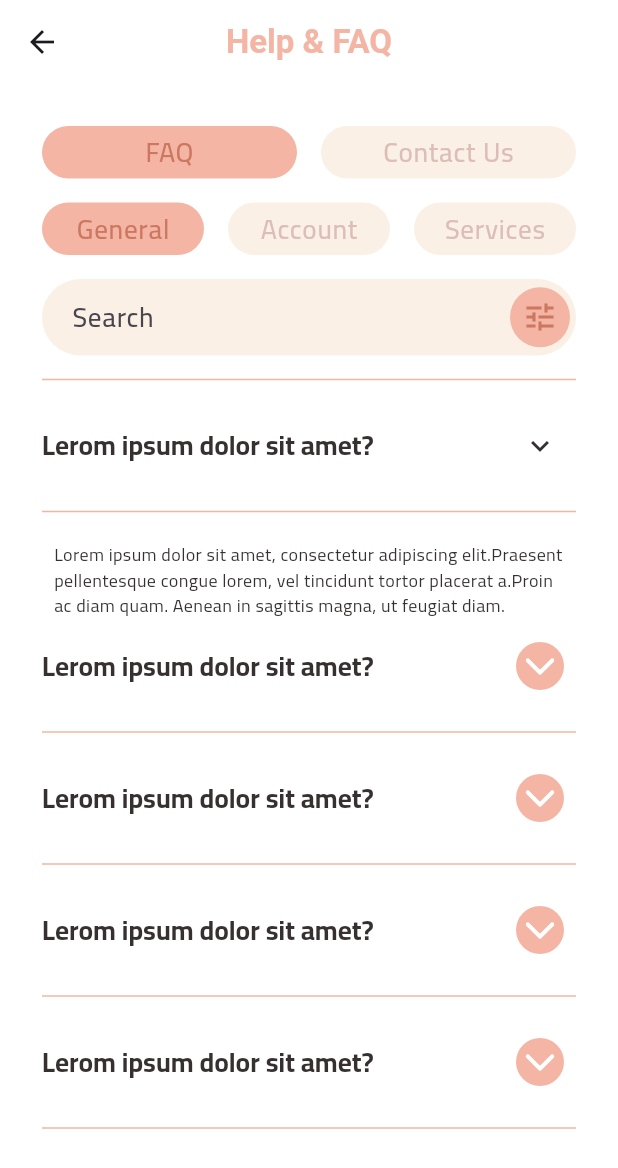
After one commit to khaledgomah/customer-support-module, a Flutter app: the HelpFaqView screen opened by its route, after a tap on the "arrow forward ios" icon, on a phone screen of 412 x 824 dp. The commit adds this screen. Shown: the top 1168 px of the screen. Run offline on Flutter 3.47's test engine with Material 3 defaults, Android fonts, the phone set to English and light mode, and no system bars; our stand-ins replace get.

Commit message:
finish FAQ section

```diff
--- a/lib/core/constants/app_colors.dart
+++ b/lib/core/constants/app_colors.dart
@@ -7,4 +7,5 @@ class AppColors {
   static const Color brownRosy =  Color(0xFFdcbeb6);
   static const Color orangeDark =  Color(0xFF4b4544);
   static const Color beige =  Color(0xFFfaf0e6);
+  static const Color terracotta =  Color(0xFFcc7861);
 }
--- a/lib/core/constants/app_strings.dart
+++ b/lib/core/constants/app_strings.dart
@@ -5,10 +5,16 @@ class AppStrings {
   static const String customServiceWelcome = "Hello! I'm Here to Assist you";
   static const String lorem =
       "Lorem ipsum dolor sit amet, consectetur adipiscing elit.Praesent pellentesque congue lorem, vel tincidunt tortor placerat a.Proin ac diam quam. Aenean in sagittis magna, ut feugiat diam.";
+  static const String loremShort = 'Lerom ipsum dolor sit amet?';
   static const String contactUsTitle = 'Contact Us';
   static const String chatTitle = 'Chat with Support';
   static const String offerHelp = 'How can we help you?';
   static const String helpCenter = 'Help Center';
   static const String support = 'Support';
   static const String generalInformation = 'General Information';
+  static const String faq = 'FAQ';
+  static const String general = 'General';
+  static const String account = 'Account';
+  static const String services = 'Services';
+  static const String resetPassword = 'How do I reset my password?';
 }
--- a/lib/core/constants/app_theme.dart
+++ b/lib/core/constants/app_theme.dart
@@ -1,11 +1,13 @@
 import 'package:customer_support_module/core/constants/app_colors.dart';
 import 'package:customer_support_module/core/constants/app_fonts.dart';
+import 'package:customer_support_module/core/constants/app_values.dart';
 import 'package:flutter/material.dart';
 
 class AppTheme {
   static ThemeData lightTheme = ThemeData(
     //divider
     dividerTheme: const DividerThemeData(color: AppColors.salmon, space: 32),
+    dividerColor: AppColors.salmon,
 
     //scaffold
     scaffoldBackgroundColor: AppColors.white,
@@ -55,8 +57,9 @@ class AppTheme {
         backgroundColor: AppColors.beige,
         foregroundColor: AppColors.brownRosy,
         textStyle: const TextStyle(fontSize: FontSize.s16),
-        padding: const EdgeInsets.symmetric(horizontal: 24, vertical: 12),
-        shape: RoundedRectangleBorder(borderRadius: BorderRadius.circular(8)),
+        shape: RoundedRectangleBorder(
+          borderRadius: BorderRadius.circular(AppSize.s32),
+        ),
       ),
     ),
 
--- a/lib/core/constants/app_values.dart
+++ b/lib/core/constants/app_values.dart
@@ -8,6 +8,7 @@ class AppMargin {
 }
 
 class AppPadding {
+  static const double p4 = 4.0;
   static const double p8 = 8.0;
   static const double p12 = 12.0;
   static const double p14 = 14.0;
@@ -32,4 +33,6 @@ class AppSize {
   static const double s44 = 44.0;
   static const double s60 = 60.0;
   static const double s100 = 100.0;
+
+  static const double s32 = 32.0;
 }
--- /dev/null
+++ b/lib/core/widgets/custom_button.dart
@@ -0,0 +1,44 @@
+import 'package:customer_support_module/core/constants/app_colors.dart';
+import 'package:customer_support_module/core/constants/app_values.dart';
+import 'package:flutter/material.dart';
+
+class CustomButton extends StatelessWidget {
+  final VoidCallback? onPressed;
+  final bool isSelected;
+  final String title;
+
+  const CustomButton({
+    super.key,
+    this.onPressed,
+    this.isSelected = false,
+    required this.title,
+  });
+
+  @override
+  Widget build(BuildContext context) {
+    return Container(
+      padding: EdgeInsets.symmetric(
+        horizontal: AppPadding.p16,
+        vertical: AppPadding.p4,
+      ),
+      decoration: BoxDecoration(
+        color: isSelected ? AppColors.salmon : AppColors.beige,
+        borderRadius: BorderRadius.circular(AppSize.s32),
+      ),
+      child: InkWell(
+        onTap: onPressed,
+        child: Row(
+          mainAxisAlignment: MainAxisAlignment.center,
+          children: [
+            Text(
+              title,
+              style: Theme.of(context).textTheme.bodyLarge?.copyWith(
+                color: isSelected ? AppColors.terracotta : AppColors.brownRosy,
+              ),
+            ),
+          ],
+        ),
+      ),
+    );
+  }
+}
--- /dev/null
+++ b/lib/core/widgets/faq_section.dart
@@ -0,0 +1,72 @@
+import 'package:customer_support_module/core/constants/app_strings.dart';
+import 'package:customer_support_module/core/constants/app_values.dart';
+import 'package:customer_support_module/core/widgets/custom_button.dart';
+import 'package:customer_support_module/core/widgets/faq_widget.dart';
+import 'package:customer_support_module/core/widgets/search_bar_widget.dart';
+import 'package:customer_support_module/data/models/faq.dart';
+import 'package:customer_support_module/modules/customer_support/controller/help_faq_controller.dart';
+import 'package:flutter/material.dart';
+import 'package:get/get.dart';
+
+class FAQSection extends StatelessWidget {
+  const FAQSection({super.key});
+
+  @override
+  Widget build(BuildContext context) {
+    return Expanded(
+      child: GetX<HelpFaqController>(
+        builder: (HelpFaqController controller) {
+          final faqs = controller.filteredFaqs;
+          return SingleChildScrollView(
+            child: Column(
+              children: [
+                Row(
+                  children: [
+                    Expanded(
+                      child: CustomButton(
+                        isSelected:
+                            controller.selectedCategory == FAQCategory.general,
+                        title: AppStrings.general,
+                        onPressed: () {
+                          controller.viewGeneral();
+                        },
+                      ),
+                    ),
+                    SizedBox(width: AppSize.s16),
+                    Expanded(
+                      child: CustomButton(
+                        isSelected:
+                            controller.selectedCategory == FAQCategory.account,
+                        title: AppStrings.account,
+                        onPressed: () {
+                          controller.viewAccount();
+                        },
+                      ),
+                    ),
+                    SizedBox(width: AppSize.s16),
+                    Expanded(
+                      child: CustomButton(
+                        onPressed: () {
+                          controller.viewServices();
+                        },
+                        isSelected:
+                            controller.selectedCategory == FAQCategory.services,
+                        title: AppStrings.services,
+                      ),
+                    ),
+                  ],
+                ),
+                SizedBox(height: AppSize.s16),
+                SearchBarWidget(onChanged: controller.onSearchChanged),
+                if (faqs.isNotEmpty) const Divider(),
+                for (int i = 0; i < faqs.length; i++) ...[
+                  FAQWidget(faq: faqs[i]),
+                ],
+              ],
+            ),
+          );
+        },
+      ),
+    );
+  }
+}
--- /dev/null
+++ b/lib/core/widgets/faq_widget.dart
@@ -0,0 +1,84 @@
+import 'package:customer_support_module/core/constants/app_colors.dart';
+import 'package:customer_support_module/core/constants/app_values.dart';
+import 'package:customer_support_module/core/widgets/custom_go_forward_button.dart';
+import 'package:flutter/material.dart';
+import 'package:get/get.dart';
+import '../../../data/models/faq.dart';
+
+class FAQWidget extends StatelessWidget {
+  final FAQ faq;
+  FAQWidget({super.key, required this.faq});
+
+  final RxBool _isExpanded = false.obs;
+
+  @override
+  Widget build(BuildContext context) {
+    return Obx(() {
+      return Column(
+        crossAxisAlignment: CrossAxisAlignment.start,
+        children: [
+          ListTile(
+            onTap: () => _isExpanded.toggle(),
+            contentPadding: EdgeInsets.zero,
+            title: Text(
+              faq.question,
+              style: Theme.of(context).textTheme.titleLarge,
+            ),
+            trailing:
+                _isExpanded.value
+                    ? IconButton(
+                      icon: Icon(
+                        Icons.expand_more_outlined,
+                        color: AppColors.black,
+                      ),
+                      onPressed: () => _isExpanded.toggle(),
+                    )
+                    : RotatedBox(
+                      quarterTurns: 1,
+                      child: CustomGoForwardButton(
+                        onPressed: () => _isExpanded.toggle(),
+                      ),
+                    ),
+          ),
+          const Divider(),
+          AnimatedSize(
+            duration: const Duration(milliseconds: 300),
+            curve: Curves.easeInOut,
+            child:
+                _isExpanded.value
+                    ? TweenAnimationBuilder<Offset>(
+                      duration: const Duration(milliseconds: 300),
+                      tween: Tween(
+                        begin: const Offset(0, -0.1),
+                        end: Offset.zero,
+                      ),
+                      curve: Curves.easeOut,
+                      builder: (context, offset, child) {
+                        return Transform.translate(
+                          offset: offset,
+                          child: child,
+                        );
+                      },
+                      child: Padding(
+                        padding: EdgeInsets.symmetric(
+                          horizontal: AppPadding.p8,
+                          vertical: AppPadding.p4,
+                        ),
+                        child: Column(
+                          children: [
+                            Text(
+                              faq.answer,
+                              style: Theme.of(context).textTheme.bodyMedium,
+                              textAlign: TextAlign.start,
+                            ),
+                          ],
+                        ),
+                      ),
+                    )
+                    : const SizedBox.shrink(),
+          ),
+        ],
+      );
+    });
+  }
+}
--- /dev/null
+++ b/lib/core/widgets/search_bar_widget.dart
@@ -0,0 +1,36 @@
+import 'package:customer_support_module/core/constants/app_colors.dart';
+import 'package:customer_support_module/core/constants/app_values.dart';
+import 'package:flutter/material.dart';
+
+class SearchBarWidget extends StatelessWidget {
+  final Function(String) onChanged;
+
+  const SearchBarWidget({super.key, required this.onChanged});
+
+  @override
+  Widget build(BuildContext context) {
+    return TextField(
+      onChanged: onChanged,
+      decoration: InputDecoration(
+        hintText: 'Search',
+        suffixIcon: Padding(
+          padding: const EdgeInsets.all(AppSize.s4),
+          child: CircleAvatar(
+            backgroundColor: AppColors.salmon,
+            child: Icon(Icons.tune, color: AppColors.terracotta),
+          ),
+        ),
+        contentPadding: const EdgeInsets.symmetric(
+          vertical: 12,
+          horizontal: 16,
+        ),
+        filled: true,
+        fillColor: AppColors.beige,
+        border: OutlineInputBorder(
+          borderRadius: BorderRadius.circular(AppSize.s32),
+          borderSide: BorderSide.none,
+        ),
+      ),
+    );
+  }
+}
--- /dev/null
+++ b/lib/data/models/faq.dart
@@ -0,0 +1,14 @@
+enum FAQCategory { general, account, services }
+
+
+class FAQ {
+  final String question;
+  final String answer;
+  final FAQCategory category;
+
+  FAQ({
+    required this.question,
+    required this.answer,
+    required this.category,
+  });
+}
--- /dev/null
+++ b/lib/modules/customer_support/bindings/customer_service_binding.dart
@@ -0,0 +1,15 @@
+// lib/modules/customer_service/bindings/customer_service_binding.dart
+
+import 'package:get/get.dart';
+
+class CustomerServiceBinding extends Bindings {
+  @override
+  void dependencies() {
+    // Get.lazyPut<CustomerServiceApi>(() => CustomerServiceApi());
+
+    // then inject controller and pass the service
+    // Get.lazyPut<CustomerServiceController>(
+    // () => CustomerServiceController(Get.find<CustomerServiceApi>()),
+    // );
+  }
+}
--- /dev/null
+++ b/lib/modules/customer_support/bindings/help_faq_binding.dart
@@ -0,0 +1,9 @@
+import 'package:customer_support_module/modules/customer_support/controller/help_faq_controller.dart';
+import 'package:get/get.dart';
+
+class HelpFaqBinding extends Bindings {
+  @override
+  void dependencies() {
+    Get.lazyPut<HelpFaqController>(() => HelpFaqController());
+  }
+}
--- /dev/null
+++ b/lib/modules/customer_support/controller/help_faq_controller.dart
@@ -0,0 +1,76 @@
+import 'package:customer_support_module/core/constants/app_strings.dart';
+import 'package:customer_support_module/data/models/faq.dart';
+import 'package:get/get.dart';
+
+class HelpFaqController extends GetxController {
+  final _searchQuery = ''.obs;
+  final _selectedCategory = FAQCategory.general.obs;
+  final _isFaqSelected = true.obs;
+  // Sample FAQs
+  final faqs =
+      <FAQ>[
+        FAQ(
+          question: AppStrings.resetPassword,
+          answer: AppStrings.lorem,
+          category: FAQCategory.account,
+        ),
+        FAQ(
+          question: AppStrings.loremShort,
+          answer: AppStrings.lorem,
+          category: FAQCategory.account,
+        ),
+        FAQ(
+          question: AppStrings.loremShort,
+          answer: AppStrings.lorem,
+          category: FAQCategory.general,
+        ),
+        FAQ(
+          question: AppStrings.loremShort,
+          answer: AppStrings.lorem,
+          category: FAQCategory.general,
+        ),
+        FAQ(
+          question: AppStrings.loremShort,
+          answer: AppStrings.lorem,
+          category: FAQCategory.general,
+        ),
+        FAQ(
+          question: AppStrings.loremShort,
+          answer: AppStrings.lorem,
+          category: FAQCategory.general,
+        ),
+        FAQ(
+          question: AppStrings.loremShort,
+          answer: AppStrings.lorem,
+          category: FAQCategory.general,
+        ),
+      ].obs;
+
+  void viewFAQ() => _isFaqSelected.value = true;
+
+  void viewContactUs() => _isFaqSelected.value = false;
+
+  bool get isFaqSelected => _isFaqSelected.value;
+
+  void viewGeneral() => _selectedCategory.value = FAQCategory.general;
+
+  void viewServices() => _selectedCategory.value = FAQCategory.services;
+
+  void viewAccount() => _selectedCategory.value = FAQCategory.account;
+
+  FAQCategory get selectedCategory => _selectedCategory.value;
+
+  List<FAQ> get filteredFaqs {
+    return faqs.where((faq) {
+      final bool matchesSearch = faq.question.toLowerCase().contains(
+        _searchQuery.value.toLowerCase(),
+      );
+      final bool matchesCategory = faq.category == _selectedCategory.value;
+      return matchesSearch && matchesCategory;
+    }).toList();
+  }
+
+  void onSearchChanged(String value) {
+    _searchQuery.value = value;
+  }
+}
--- a/lib/modules/customer_support/views/customer_service_view.dart
+++ b/lib/modules/customer_support/views/customer_service_view.dart
@@ -1,6 +1,6 @@
-import 'package:customer_support_module/core/constants/app_colors.dart';
 import 'package:customer_support_module/core/constants/app_strings.dart';
 import 'package:customer_support_module/core/constants/app_values.dart';
+import 'package:customer_support_module/core/widgets/custom_go_forward_button.dart';
 import 'package:customer_support_module/routes/app_routes.dart';
 import 'package:flutter/material.dart';
 import 'package:get/get_core/src/get_main.dart';
@@ -34,29 +34,13 @@ class CustomerServiceView extends StatelessWidget {
                 AppStrings.support,
                 style: Theme.of(context).textTheme.bodyMedium,
               ),
-              trailing: IconButton(
-                onPressed: () => Get.toNamed(AppRoutes.contactUs),
-                icon: CircleAvatar(
-                  radius: AppSize.s16,
-                  backgroundColor: AppColors.salmon,
-                  foregroundColor: AppColors.white,
-                  child: const Icon(Icons.arrow_forward_ios_rounded),
-                ),
-              ),
+              trailing: CustomGoForwardButton(onPressed:() =>  Get.toNamed(AppRoutes.assistant)),
             ),
             Divider(),
             ListTile(
               title: Text(AppStrings.helpCenter),
               subtitle: Text(AppStrings.generalInformation),
-              trailing: IconButton(
-                onPressed: () => Get.toNamed(AppRoutes.helpFaq),
-                icon: CircleAvatar(
-                  radius: AppSize.s16,
-                  backgroundColor: AppColors.salmon,
-                  foregroundColor: AppColors.white,
-                  child: const Icon(Icons.arrow_forward_ios_rounded),
-                ),
-              ),
+              trailing: CustomGoForwardButton(onPressed:() =>  Get.toNamed(AppRoutes.helpFaq)),
             ),
           ],
         ),
--- /dev/null
+++ b/lib/modules/customer_support/views/help_faq_view.dart
@@ -0,0 +1,54 @@
+import 'package:customer_support_module/core/constants/app_strings.dart';
+import 'package:customer_support_module/core/constants/app_values.dart';
+import 'package:customer_support_module/core/widgets/custom_button.dart';
+import 'package:customer_support_module/core/widgets/faq_section.dart';
+import 'package:customer_support_module/modules/customer_support/controller/help_faq_controller.dart';
+import 'package:flutter/material.dart';
+import 'package:get/get.dart';
+
+class HelpFaqView extends GetView<HelpFaqController> {
+  const HelpFaqView({super.key});
+
+  @override
+  Widget build(BuildContext context) {
+    return Scaffold(
+      appBar: AppBar(title: const Text(AppStrings.helpFaqTitle)),
+      body: Padding(
+        padding: const EdgeInsets.all(AppPadding.p28),
+        child: Column(
+          children: [
+            GetX<HelpFaqController>(
+              builder: (HelpFaqController controller) {
+                return Row(
+                  children: [
+                    Expanded(
+                      child: CustomButton(
+                        isSelected: controller.isFaqSelected,
+                        title: AppStrings.faq,
+                        onPressed: () {
+                          controller.viewFAQ();
+                        },
+                      ),
+                    ),
+                    SizedBox(width: AppSize.s16),
+                    Expanded(
+                      child: CustomButton(
+                        onPressed: () {
+                          controller.viewContactUs();
+                        },
+                        isSelected: !controller.isFaqSelected,
+                        title: AppStrings.contactUsTitle,
+                      ),
+                    ),
+                  ],
+                );
+              },
+            ),
+            SizedBox(height: AppSize.s16),
+            if (controller.isFaqSelected) const FAQSection(),
+          ],
+        ),
+      ),
+    );
+  }
+}
--- a/lib/routes/app_pages.dart
+++ b/lib/routes/app_pages.dart
@@ -1,4 +1,6 @@
+import 'package:customer_support_module/modules/customer_support/bindings/help_faq_binding.dart';
 import 'package:customer_support_module/modules/customer_support/views/customer_service_view.dart';
+import 'package:customer_support_module/modules/customer_support/views/help_faq_view.dart';
 import 'package:get/get.dart';
 import 'app_routes.dart';
 
@@ -9,15 +11,15 @@ class AppPages {
       page: () => const CustomerServiceView(),
 
     ),
+    GetPage(
+      name: AppRoutes.helpFaq,
+      page: () => const HelpFaqView(),
+      binding: HelpFaqBinding(),
+    ),
     // GetPage(
-    //   name: AppRoutes.helpFaq,
-    //   page: () => const HelpFaqView(),
-    //   binding: HelpFaqBinding(),
-    // ),
-    // GetPage(
-    //   name: AppRoutes.contactUs,
-    //   page: () => const ContactUsView(),
-    //   binding: ContactUsBinding(),
+    //   name: AppRoutes.assistant,
+    //   page: () => const AssistantView(),
+    //   binding: AssistantBinding(),
     // ),
     ];
 }
--- a/lib/routes/app_routes.dart
+++ b/lib/routes/app_routes.dart
@@ -1,6 +1,6 @@
 class AppRoutes {
   static const customerService = '/';
   static const helpFaq = '/help-faq';
-  static const contactUs = '/contact-us';
+  static const assistant = '/assistant';
   static const chat = '/chat';
 }
```
